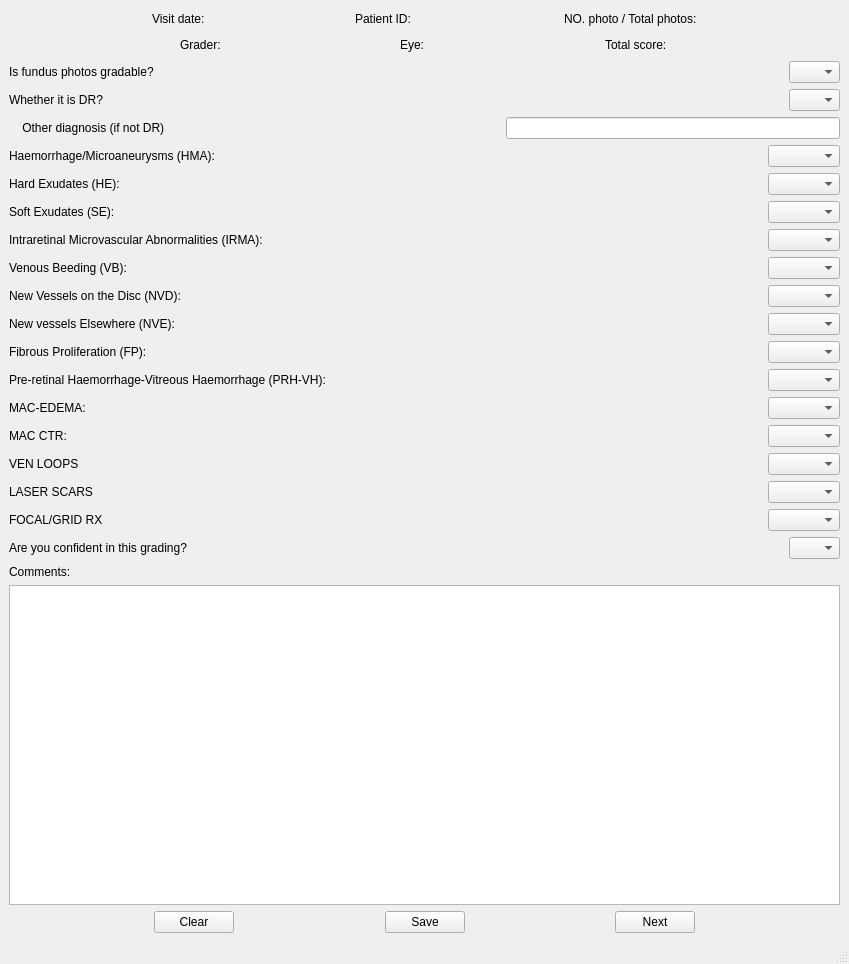
First picture: the form in GradWidget.ui, repository xujialiu/ETDR-grading-app, before the edit.
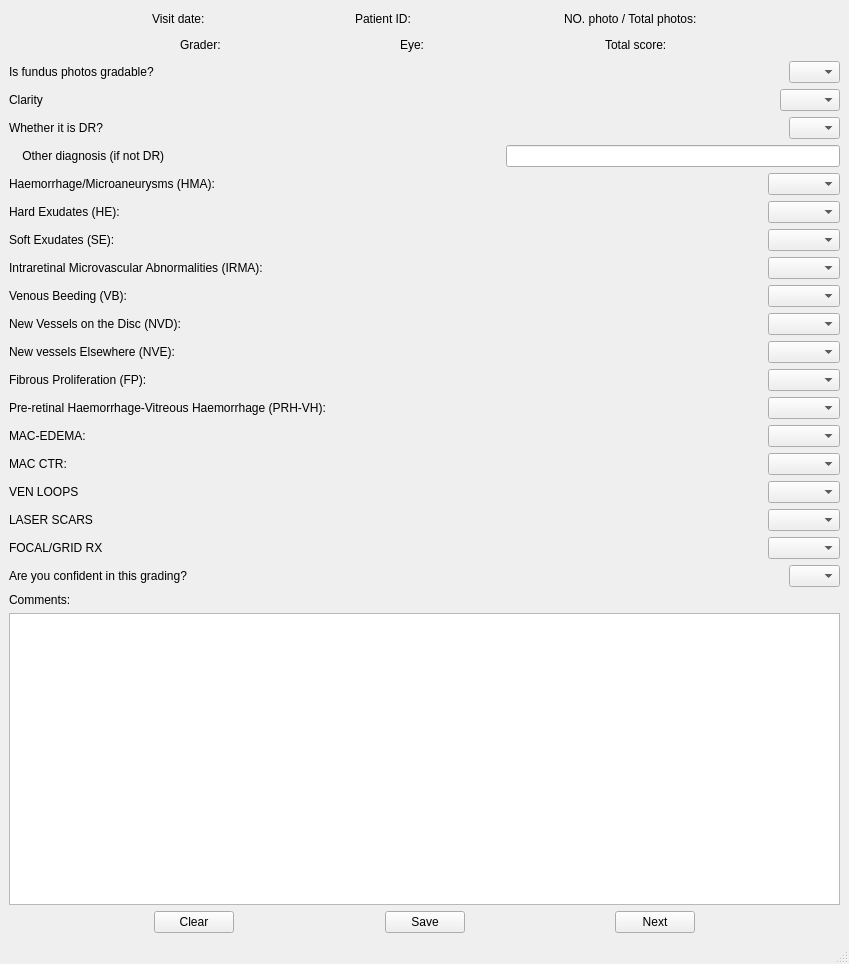
Second picture: the form after the edit.

```diff
--- a/GradWidget.ui
+++ b/GradWidget.ui
@@ -212,6 +212,47 @@
         </item>
        </layout>
       </item>
+      <item>
+       <layout class="QHBoxLayout" name="horizontalLayout_19">
+        <item>
+         <widget class="QLabel" name="label_20">
+          <property name="text">
+           <string>Clarity</string>
+          </property>
+         </widget>
+        </item>
+        <item>
+         <spacer name="horizontalSpacer_31">
+          <property name="orientation">
+           <enum>Qt::Horizontal</enum>
+          </property>
+          <property name="sizeHint" stdset="0">
+           <size>
+            <width>40</width>
+            <height>20</height>
+           </size>
+          </property>
+         </spacer>
+        </item>
+        <item>
+         <widget class="QComboBox" name="comboBox">
+          <property name="currentIndex">
+           <number>-1</number>
+          </property>
+          <item>
+           <property name="text">
+            <string>Blur</string>
+           </property>
+          </item>
+          <item>
+           <property name="text">
+            <string>Clear</string>
+           </property>
+          </item>
+         </widget>
+        </item>
+       </layout>
+      </item>
       <item>
        <layout class="QHBoxLayout" name="horizontalLayout_18">
         <item>
```
Left out of the diff: 2 changed lines with no effect on the pictures.
